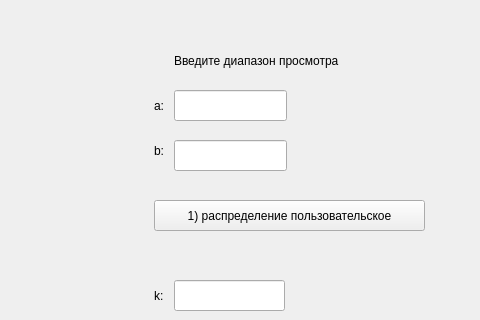
EduardAleksandrov/bmstu-4sem-model-lab1, file mainwindow.ui: the form before one commit; both pictures show x 816 to 1296 and y 0 to 320 of the 1296 by 600 pixel window.
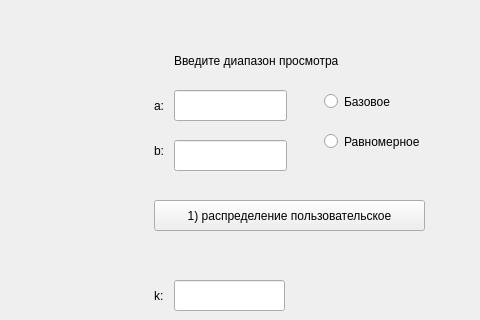
The form after the commit. Custom widgets are drawn as their Qt base class.

The edit to the form file:
```diff
--- a/mainwindow.ui
+++ b/mainwindow.ui
@@ -201,6 +201,38 @@
      </rect>
     </property>
    </widget>
+   <widget class="QRadioButton" name="radioButton">
+    <property name="geometry">
+     <rect>
+      <x>1140</x>
+      <y>90</y>
+      <width>112</width>
+      <height>23</height>
+     </rect>
+    </property>
+    <property name="text">
+     <string>Базовое</string>
+    </property>
+    <attribute name="buttonGroup">
+     <string notr="true">buttonGroup</string>
+    </attribute>
+   </widget>
+   <widget class="QRadioButton" name="radioButton_2">
+    <property name="geometry">
+     <rect>
+      <x>1140</x>
+      <y>130</y>
+      <width>121</width>
+      <height>23</height>
+     </rect>
+    </property>
+    <property name="text">
+     <string>Равномерное</string>
+    </property>
+    <attribute name="buttonGroup">
+     <string notr="true">buttonGroup</string>
+    </attribute>
+   </widget>
   </widget>
   <widget class="QMenuBar" name="menubar">
    <property name="geometry">
```
Left out of the diff: 3 changed lines with no effect on the pictures.
